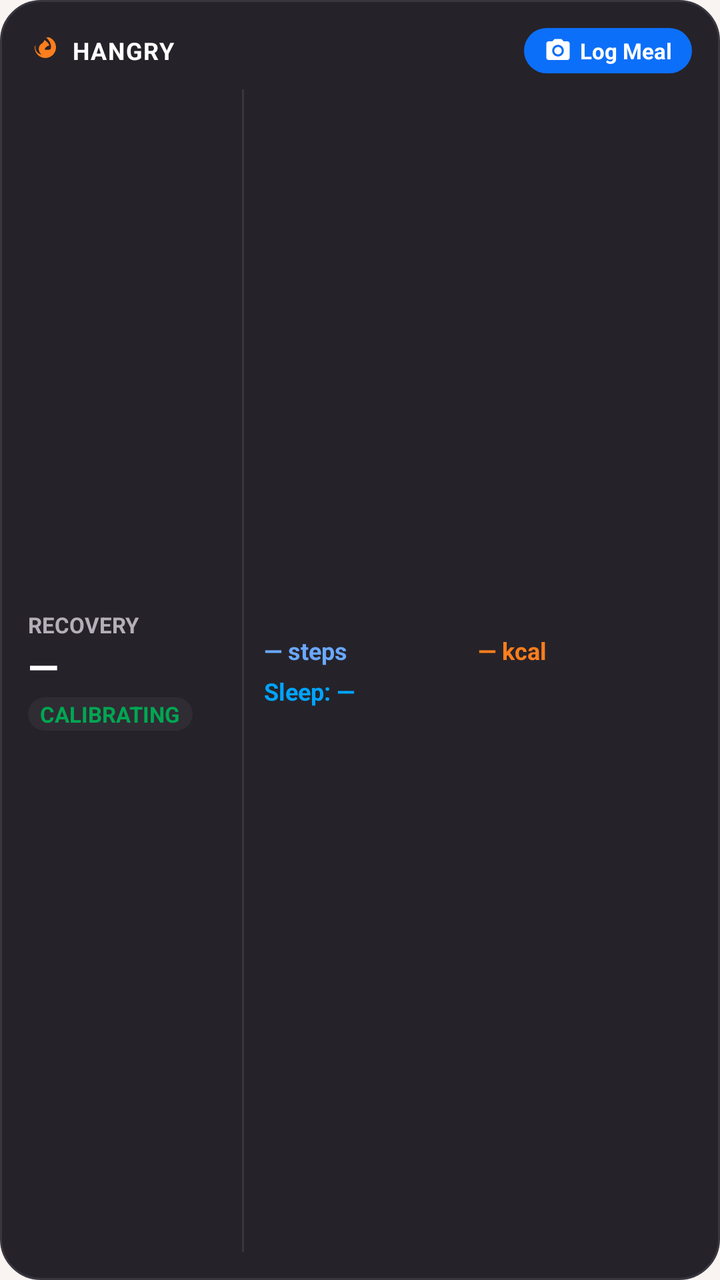
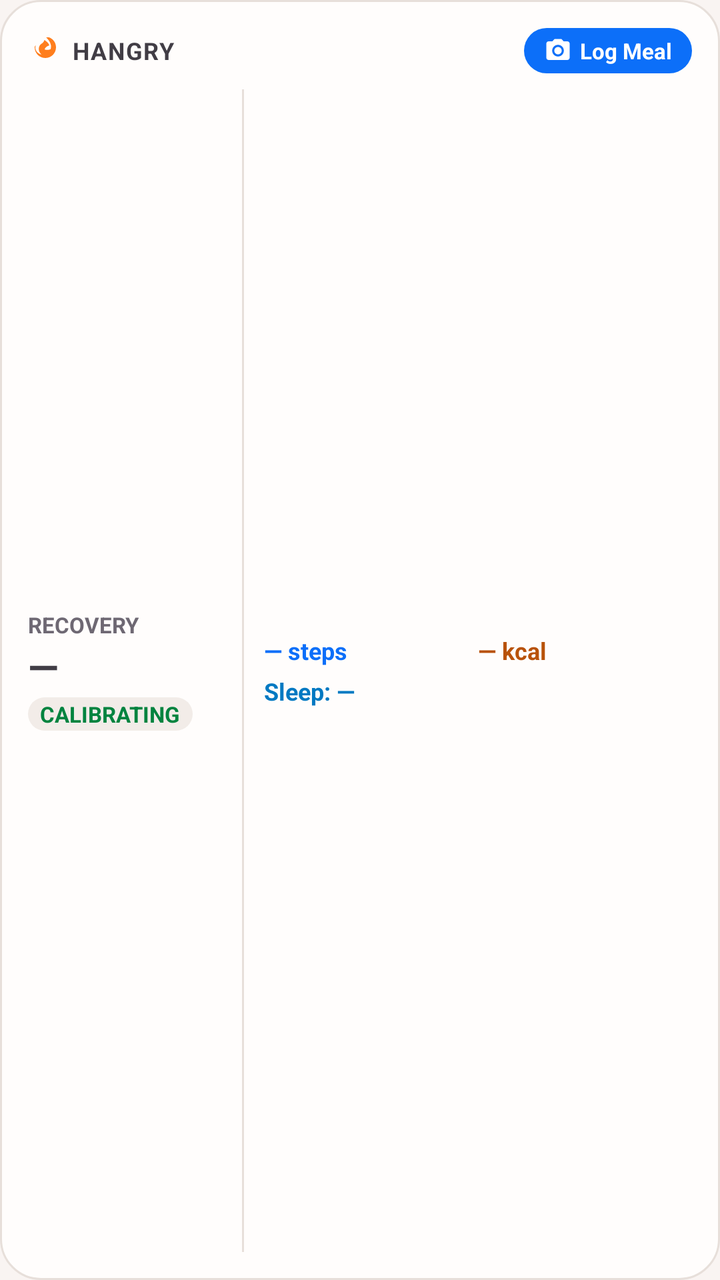

Two renders of the same Android screen: before a commit and after it. Below are the layout's source before the change and the commit's diff.
<!-- AndroidManifest.xml: application theme Theme.Hangry -->
<!-- res/layout/widget_overview.xml -->
<?xml version="1.0" encoding="utf-8"?>
<LinearLayout xmlns:android="http://schemas.android.com/apk/res/android"
    android:id="@+id/widget_overview_root"
    android:layout_width="match_parent"
    android:layout_height="match_parent"
    android:background="@drawable/bg_widget_surface"
    android:orientation="vertical"
    android:padding="14dp">

    
    <LinearLayout
        android:layout_width="match_parent"
        android:layout_height="wrap_content"
        android:gravity="center_vertical"
        android:orientation="horizontal">

        <ImageView
            android:layout_width="16dp"
            android:layout_height="16dp"
            android:src="@drawable/ic_widget_flame"
            android:contentDescription="@null" />

        <TextView
            android:layout_width="0dp"
            android:layout_height="wrap_content"
            android:layout_marginStart="6dp"
            android:layout_weight="1"
            android:text="HANGRY"
            android:textColor="#FFFFFF"
            android:textSize="12sp"
            android:textStyle="bold"
            android:letterSpacing="0.05" />

        
        <LinearLayout
            android:id="@+id/btn_overview_log_meal"
            android:layout_width="wrap_content"
            android:layout_height="wrap_content"
            android:background="@drawable/bg_widget_button"
            android:gravity="center"
            android:orientation="horizontal"
            android:paddingHorizontal="10dp"
            android:paddingVertical="4dp">

            <ImageView
                android:layout_width="14dp"
                android:layout_height="14dp"
                android:src="@drawable/ic_widget_camera"
                android:contentDescription="@null" />

            <TextView
                android:layout_width="wrap_content"
                android:layout_height="wrap_content"
                android:layout_marginStart="4dp"
                android:text="@string/widget_layout_log_meal"
                android:textColor="#FFFFFF"
                android:textSize="11sp"
                android:textStyle="bold" />
        </LinearLayout>
    </LinearLayout>

    
    <LinearLayout
        android:layout_width="match_parent"
        android:layout_height="0dp"
        android:layout_marginTop="8dp"
        android:layout_weight="1"
        android:gravity="center_vertical"
        android:orientation="horizontal">

        
        <LinearLayout
            android:id="@+id/btn_overview_recovery"
            android:layout_width="0dp"
            android:layout_height="match_parent"
            android:layout_weight="1"
            android:gravity="center_vertical"
            android:orientation="vertical"
            android:paddingEnd="8dp">

            <TextView
                android:layout_width="wrap_content"
                android:layout_height="wrap_content"
                android:text="@string/widget_layout_recovery"
                android:textColor="#B5AEB8"
                android:textSize="11sp"
                android:textStyle="bold" />

            <TextView
                android:id="@+id/tv_overview_recovery_score"
                android:layout_width="wrap_content"
                android:layout_height="wrap_content"
                android:text="—"
                android:textColor="#FFFFFF"
                android:textSize="20sp"
                android:textStyle="bold" />

            <TextView
                android:id="@+id/tv_overview_recovery_badge"
                android:layout_width="wrap_content"
                android:layout_height="wrap_content"
                android:layout_marginTop="2dp"
                android:background="@drawable/bg_widget_chip"
                android:paddingHorizontal="6dp"
                android:paddingVertical="1dp"
                android:text="@string/widget_layout_calibrating"
                android:textColor="#01A652"
                android:textSize="11sp"
                android:textStyle="bold" />
        </LinearLayout>

        
        
        <FrameLayout
            android:layout_width="1dp"
            android:layout_height="match_parent"
            android:background="#3A363F" />

        
        <LinearLayout
            android:id="@+id/btn_overview_activity"
            android:layout_width="0dp"
            android:layout_height="match_parent"
            android:layout_marginStart="10dp"
            android:layout_weight="2"
            android:gravity="center_vertical"
            android:orientation="vertical">

            
            <LinearLayout
                android:layout_width="match_parent"
                android:layout_height="wrap_content"
                android:gravity="center_vertical"
                android:orientation="horizontal">

                <TextView
                    android:id="@+id/tv_overview_steps"
                    android:layout_width="0dp"
                    android:layout_height="wrap_content"
                    android:layout_weight="1"
                    android:text="@string/widget_layout_none_steps"
                    android:textColor="#6AA8FF"
                    android:textSize="12sp"
                    android:textStyle="bold" />

                <TextView
                    android:id="@+id/tv_overview_calories"
                    android:layout_width="0dp"
                    android:layout_height="wrap_content"
                    android:layout_weight="1"
                    android:text="@string/widget_layout_none_kcal"
                    android:textColor="#FF7E1D"
                    android:textSize="12sp"
                    android:textStyle="bold" />
            </LinearLayout>

            
            <LinearLayout
                android:layout_width="match_parent"
                android:layout_height="wrap_content"
                android:layout_marginTop="4dp"
                android:gravity="center_vertical"
                android:orientation="horizontal">

                <TextView
                    android:id="@+id/tv_overview_sleep"
                    android:layout_width="match_parent"
                    android:layout_height="wrap_content"
                    android:text="@string/widget_layout_sleep_none"
                    android:textColor="#00A4FF"
                    android:textSize="12sp"
                    android:textStyle="bold" />
            </LinearLayout>
        </LinearLayout>
    </LinearLayout>
</LinearLayout>
<!-- resources referenced by this layout -->
<resources>
  <!-- drawable bg_widget_button (drawable) -->
  <?xml version="1.0" encoding="utf-8"?>
  <shape xmlns:android="http://schemas.android.com/apk/res/android"
      android:shape="rectangle">
      <solid android:color="#0C6FF9" />
      <corners android:radius="14dp" />
  </shape>
  <!-- drawable bg_widget_chip (drawable) -->
  <?xml version="1.0" encoding="utf-8"?>
  <shape xmlns:android="http://schemas.android.com/apk/res/android"
      android:shape="rectangle">
      <solid android:color="#2F2C33" />
      <corners android:radius="12dp" />
  </shape>
  <!-- drawable bg_widget_surface (drawable) -->
  <?xml version="1.0" encoding="utf-8"?>
  <shape xmlns:android="http://schemas.android.com/apk/res/android"
      android:shape="rectangle">
      <solid android:color="#252329" />
      <corners android:radius="20dp" />
      <stroke
          android:width="1dp"
          android:color="#3A363F" />
  </shape>
  <!-- drawable ic_widget_camera (drawable) -->
  <vector xmlns:android="http://schemas.android.com/apk/res/android"
      android:width="24dp"
      android:height="24dp"
      android:viewportWidth="24"
      android:viewportHeight="24">
      <path
          android:fillColor="#FFFFFF"
          android:pathData="M12,12m-3.2,0a3.2,3.2 0,1 1,6.4 0a3.2,3.2 0,1 1,-6.4 0" />
      <path
          android:fillColor="#FFFFFF"
          android:pathData="M9,2L7.17,4H4c-1.1,0 -2,0.9 -2,2v12c0,1.1 0.9,2 2,2h16c1.1,0 2,-0.9 2,-2V6c0,-1.1 -0.9,-2 -2,-2h-3.17L15,2H9zm3,15c-2.76,0 -5,-2.24 -5,-5s2.24,-5 5,-5 5,2.24 5,5 -2.24,5 -5,5z" />
  </vector>
  <!-- drawable ic_widget_flame (drawable) -->
  <vector xmlns:android="http://schemas.android.com/apk/res/android"
      android:width="24dp"
      android:height="24dp"
      android:viewportWidth="24"
      android:viewportHeight="24">
      <path
          android:fillColor="#FF7E1D"
          android:pathData="M12,12.9c0,-2.36 1.76,-4.27 3.99,-4.85C15.54,6.44 14.07,5.08 12.3,4c-0.29,1.1 -0.99,2.07 -2,2.67C9.39,7.22 8.79,7.99 8.44,8.88 7.37,11.58 8.84,14.6 11.53,15.67c0.29,0.12 0.47,0.38 0.47,0.69v0.54c2.81,-0.5 4.95,-2.96 4.95,-5.9 0,-0.03 0,-0.07 0,-0.1 -1.41,0.61 -3.05,0.76 -4.47,0.18 -0.3,-0.12 -0.48,-0.41 -0.48,-0.74v-0.44zM13.5,2c0.05,0.04 0.1,0.08 0.15,0.13 1.94,1.86 3.61,4.19 3.61,6.87 0,3.31 -2.69,6 -6,6 -1.52,0 -2.9,-0.57 -3.96,-1.5 -1.06,-0.93 -1.74,-2.27 -1.78,-3.77 0,-0.6 0.11,-1.18 0.31,-1.73C5.38,8.24 5,8.85 5,9.5c0,4.42 3.58,8 8,8s8,-3.58 8,-8c0,-3.45 -2.18,-6.4 -5.25,-7.5C14.73,2 14.12,2 13.5,2z" />
  </vector>
  <string name="widget_layout_calibrating">CALIBRATING</string>
  <string name="widget_layout_log_meal">Log Meal</string>
  <string name="widget_layout_none_kcal">— kcal</string>
  <string name="widget_layout_none_steps">— steps</string>
  <string name="widget_layout_recovery">RECOVERY</string>
  <string name="widget_layout_sleep_none">Sleep: —</string>
  <style name="Theme.Hangry" parent="android:Theme.Material.NoActionBar">
          <item name="android:windowBackground">@color/brand_cream</item>
          <item name="android:statusBarColor">@android:color/transparent</item>
          <item name="android:navigationBarColor">@android:color/transparent</item>
          <item name="android:windowLightStatusBar">true</item>
          <item name="android:windowLightNavigationBar">true</item>
      </style>
  <color name="brand_cream">#FFF9F4F2</color>
</resources>

<!-- the commit's change to res/layout/widget_overview.xml (unified diff, before → after) -->
@@ -26,7 +26,7 @@
             android:layout_marginStart="6dp"
             android:layout_weight="1"
             android:text="HANGRY"
-            android:textColor="#FFFFFF"
+            android:textColor="@color/widget_text"
             android:textSize="12sp"
             android:textStyle="bold"
             android:letterSpacing="0.05" />
@@ -82,7 +82,7 @@
                 android:layout_width="wrap_content"
                 android:layout_height="wrap_content"
                 android:text="@string/widget_layout_recovery"
-                android:textColor="#B5AEB8"
+                android:textColor="@color/widget_text_secondary"
                 android:textSize="11sp"
                 android:textStyle="bold" />
 
@@ -91,7 +91,7 @@
                 android:layout_width="wrap_content"
                 android:layout_height="wrap_content"
                 android:text="—"
-                android:textColor="#FFFFFF"
+                android:textColor="@color/widget_text"
                 android:textSize="20sp"
                 android:textStyle="bold" />
 
@@ -104,7 +104,7 @@
                 android:paddingHorizontal="6dp"
                 android:paddingVertical="1dp"
                 android:text="@string/widget_layout_calibrating"
-                android:textColor="#01A652"
+                android:textColor="@color/widget_green"
                 android:textSize="11sp"
                 android:textStyle="bold" />
         </LinearLayout>
@@ -114,7 +114,7 @@
         <FrameLayout
             android:layout_width="1dp"
             android:layout_height="match_parent"
-            android:background="#3A363F" />
+            android:background="@color/widget_outline" />
 
         
         <LinearLayout
@@ -139,7 +139,7 @@
                     android:layout_height="wrap_content"
                     android:layout_weight="1"
                     android:text="@string/widget_layout_none_steps"
-                    android:textColor="#6AA8FF"
+                    android:textColor="@color/widget_blue"
                     android:textSize="12sp"
                     android:textStyle="bold" />
 
@@ -149,7 +149,7 @@
                     android:layout_height="wrap_content"
                     android:layout_weight="1"
                     android:text="@string/widget_layout_none_kcal"
-                    android:textColor="#FF7E1D"
+                    android:textColor="@color/widget_orange"
                     android:textSize="12sp"
                     android:textStyle="bold" />
             </LinearLayout>
@@ -167,7 +167,7 @@
                     android:layout_width="match_parent"
                     android:layout_height="wrap_content"
                     android:text="@string/widget_layout_sleep_none"
-                    android:textColor="#00A4FF"
+                    android:textColor="@color/widget_azure"
                     android:textSize="12sp"
                     android:textStyle="bold" />
             </LinearLayout>
<!-- resource entries referenced after the edit -->
@@ -1,5 +1,12 @@
 <!-- resources referenced by this layout -->
 <resources>
+  <color name="widget_azure">#00A4FF</color>
+  <color name="widget_blue">#6AA8FF</color>
+  <color name="widget_green">#01A652</color>
+  <color name="widget_orange">#FF7E1D</color>
+  <color name="widget_outline">#3A363F</color>
+  <color name="widget_text">#FFFFFF</color>
+  <color name="widget_text_secondary">#B5AEB8</color>
   <!-- drawable bg_widget_button (drawable) -->
   <?xml version="1.0" encoding="utf-8"?>
   <shape xmlns:android="http://schemas.android.com/apk/res/android"
@@ -11,18 +18,18 @@
   <?xml version="1.0" encoding="utf-8"?>
   <shape xmlns:android="http://schemas.android.com/apk/res/android"
       android:shape="rectangle">
-      <solid android:color="#2F2C33" />
+      <solid android:color="@color/widget_track" />
       <corners android:radius="12dp" />
   </shape>
   <!-- drawable bg_widget_surface (drawable) -->
   <?xml version="1.0" encoding="utf-8"?>
   <shape xmlns:android="http://schemas.android.com/apk/res/android"
       android:shape="rectangle">
-      <solid android:color="#252329" />
+      <solid android:color="@color/widget_surface" />
       <corners android:radius="20dp" />
       <stroke
           android:width="1dp"
-          android:color="#3A363F" />
+          android:color="@color/widget_outline" />
   </shape>
   <!-- drawable ic_widget_camera (drawable) -->
   <vector xmlns:android="http://schemas.android.com/apk/res/android"
@@ -60,6 +67,8 @@
           <item name="android:windowLightStatusBar">true</item>
           <item name="android:windowLightNavigationBar">true</item>
       </style>
+  <color name="widget_track">#2F2C33</color>
+  <color name="widget_surface">#252329</color>
   <color name="brand_cream">#FFF9F4F2</color>
 </resources>
 
